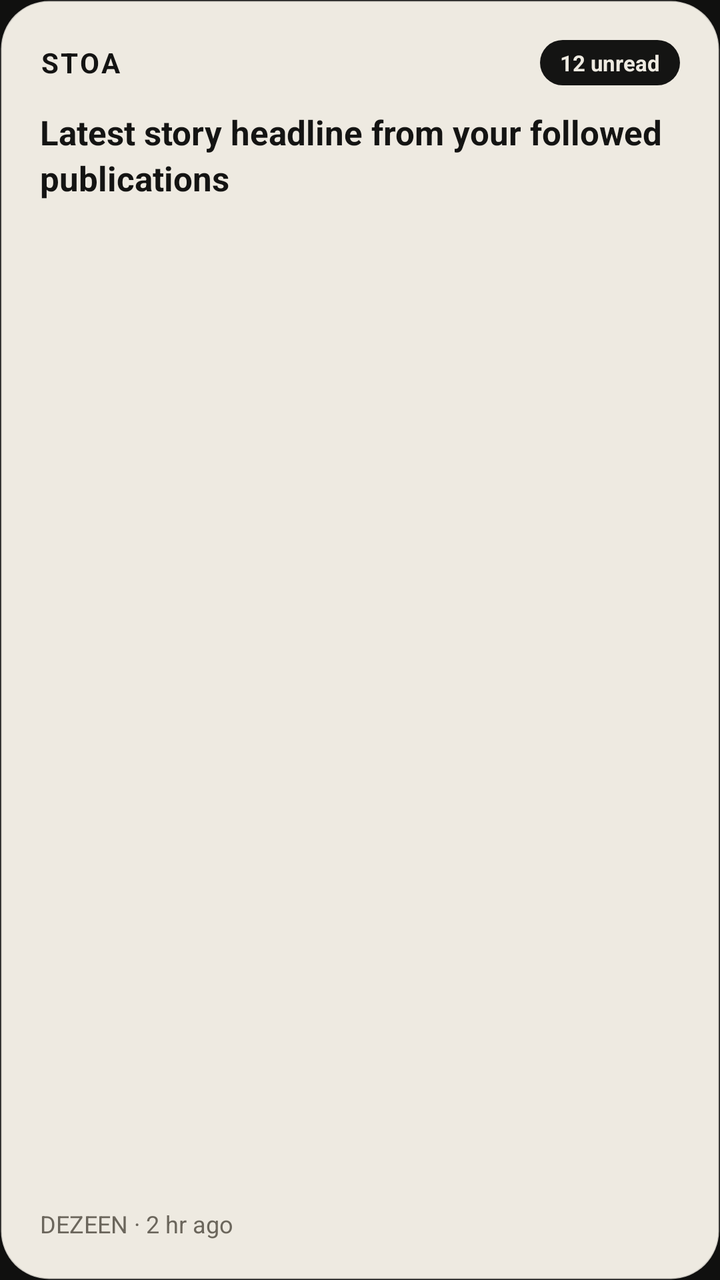
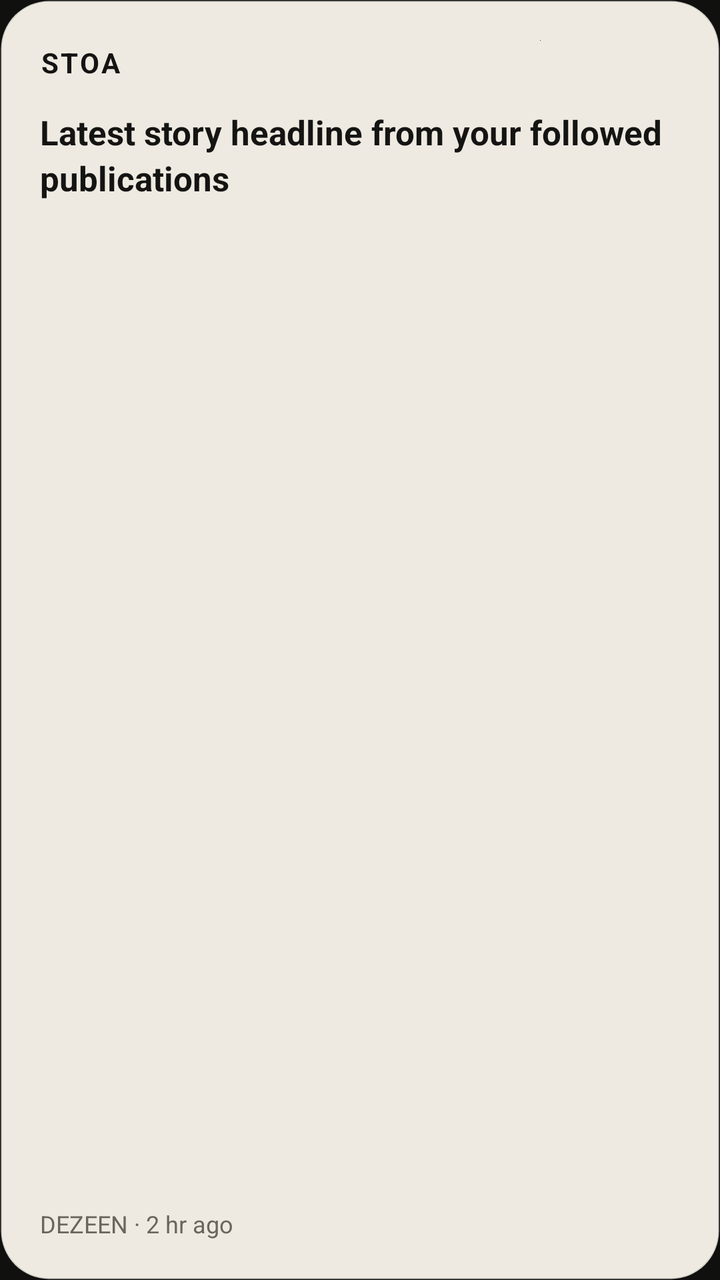

Before-and-after screenshots of an Android layout around one commit, followed by the original layout XML and the change that was made.
<!-- AndroidManifest.xml: application theme Theme.Signal -->
<!-- res/layout/widget_stoa_hero.xml -->
<?xml version="1.0" encoding="utf-8"?>
<FrameLayout xmlns:android="http://schemas.android.com/apk/res/android"
    android:id="@+id/widget_container"
    android:layout_width="match_parent"
    android:layout_height="match_parent"
    android:background="@drawable/widget_bg_paper">

    
    <ImageView
        android:id="@+id/widget_bg_image"
        android:layout_width="match_parent"
        android:layout_height="match_parent"
        android:scaleType="centerCrop"
        android:visibility="gone" />

    
    <View
        android:id="@+id/widget_scrim"
        android:layout_width="match_parent"
        android:layout_height="match_parent"
        android:background="@drawable/widget_scrim_overlay"
        android:visibility="gone" />

    
    <LinearLayout
        android:id="@+id/widget_content"
        android:layout_width="match_parent"
        android:layout_height="match_parent"
        android:orientation="vertical"
        android:padding="20dp">

        
        <LinearLayout
            android:layout_width="match_parent"
            android:layout_height="wrap_content"
            android:gravity="center_vertical"
            android:orientation="horizontal">

            <TextView
                android:id="@+id/widget_brand"
                android:layout_width="0dp"
                android:layout_height="wrap_content"
                android:layout_weight="1"
                android:text="STOA"
                android:textColor="#141413"
                android:textSize="14sp"
                android:textStyle="bold"
                android:letterSpacing="0.08" />

            <TextView
                android:id="@+id/widget_unread_badge"
                android:layout_width="wrap_content"
                android:layout_height="wrap_content"
                android:background="@drawable/widget_badge_bg"
                android:paddingStart="10dp"
                android:paddingTop="4dp"
                android:paddingEnd="10dp"
                android:paddingBottom="4dp"
                android:text="12 unread"
                android:textColor="#EEEAE1"
                android:textSize="11sp"
                android:textStyle="bold" />
        </LinearLayout>

        
        <TextView
            android:id="@+id/widget_title"
            android:layout_width="match_parent"
            android:layout_height="0dp"
            android:layout_marginTop="12dp"
            android:layout_marginBottom="8dp"
            android:layout_weight="1"
            android:ellipsize="end"
            android:maxLines="3"
            android:text="Latest story headline from your followed publications"
            android:textColor="#141413"
            android:textSize="17sp"
            android:textStyle="bold"
            android:lineSpacingMultiplier="1.15" />

        
        <TextView
            android:id="@+id/widget_meta"
            android:layout_width="match_parent"
            android:layout_height="wrap_content"
            android:ellipsize="end"
            android:maxLines="1"
            android:text="DEZEEN · 2 hr ago"
            android:textColor="#6B665C"
            android:textSize="12sp"
            android:textStyle="normal" />

    </LinearLayout>

</FrameLayout>
<!-- resources referenced by this layout -->
<resources>
  <!-- drawable widget_badge_bg (drawable) -->
  <?xml version="1.0" encoding="utf-8"?>
  <shape xmlns:android="http://schemas.android.com/apk/res/android"
      android:shape="rectangle">
      <solid android:color="#141413" />
      <corners android:radius="999dp" />
  </shape>
  <!-- drawable widget_bg_paper (drawable) -->
  <?xml version="1.0" encoding="utf-8"?>
  <shape xmlns:android="http://schemas.android.com/apk/res/android"
      android:shape="rectangle">
      <solid android:color="#EEEAE1" />
      <corners android:radius="24dp" />
      <stroke
          android:width="1dp"
          android:color="#29141413" />
  </shape>
  <!-- drawable widget_scrim_overlay (drawable) -->
  <?xml version="1.0" encoding="utf-8"?>
  <shape xmlns:android="http://schemas.android.com/apk/res/android"
      android:shape="rectangle">
      <gradient
          android:angle="270"
          android:startColor="#80000000"
          android:centerColor="#B3000000"
          android:endColor="#F2000000"
          android:type="linear" />
      <corners android:radius="24dp" />
  </shape>
  <style name="Theme.Signal" parent="@android:style/Theme.Material.NoActionBar">
          <item name="android:windowBackground">#10100F</item>
          <item name="android:colorBackground">#10100F</item>
      </style>
</resources>

<!-- the commit's change to res/layout/widget_stoa_hero.xml (unified diff, before → after) -->
@@ -2,8 +2,15 @@
 <FrameLayout xmlns:android="http://schemas.android.com/apk/res/android"
     android:id="@+id/widget_container"
     android:layout_width="match_parent"
-    android:layout_height="match_parent"
-    android:background="@drawable/widget_bg_paper">
+    android:layout_height="match_parent">
+
+    
+    <ImageView
+        android:id="@+id/widget_background"
+        android:layout_width="match_parent"
+        android:layout_height="match_parent"
+        android:scaleType="fitXY"
+        android:src="@drawable/widget_bg_paper" />
 
     
     <ImageView
@@ -14,11 +21,12 @@
         android:visibility="gone" />
 
     
-    <View
+    <ImageView
         android:id="@+id/widget_scrim"
         android:layout_width="match_parent"
         android:layout_height="match_parent"
-        android:background="@drawable/widget_scrim_overlay"
+        android:scaleType="fitXY"
+        android:src="@drawable/widget_scrim_overlay"
         android:visibility="gone" />
 
     
@@ -47,19 +55,30 @@
                 android:textStyle="bold"
                 android:letterSpacing="0.08" />
 
-            <TextView
-                android:id="@+id/widget_unread_badge"
+            <FrameLayout
                 android:layout_width="wrap_content"
-                android:layout_height="wrap_content"
-                android:background="@drawable/widget_badge_bg"
-                android:paddingStart="10dp"
-                android:paddingTop="4dp"
-                android:paddingEnd="10dp"
-                android:paddingBottom="4dp"
-                android:text="12 unread"
-                android:textColor="#EEEAE1"
-                android:textSize="11sp"
-                android:textStyle="bold" />
+                android:layout_height="wrap_content">
+
+                <ImageView
+                    android:id="@+id/widget_badge_bg"
+                    android:layout_width="match_parent"
+                    android:layout_height="match_parent"
+                    android:scaleType="fitXY"
+                    android:src="@drawable/widget_badge_bg" />
+
+                <TextView
+                    android:id="@+id/widget_unread_badge"
+                    android:layout_width="wrap_content"
+                    android:layout_height="wrap_content"
+                    android:paddingStart="10dp"
+                    android:paddingTop="4dp"
+                    android:paddingEnd="10dp"
+                    android:paddingBottom="4dp"
+                    android:text="12 unread"
+                    android:textColor="#EEEAE1"
+                    android:textSize="11sp"
+                    android:textStyle="bold" />
+            </FrameLayout>
         </LinearLayout>
 
         
